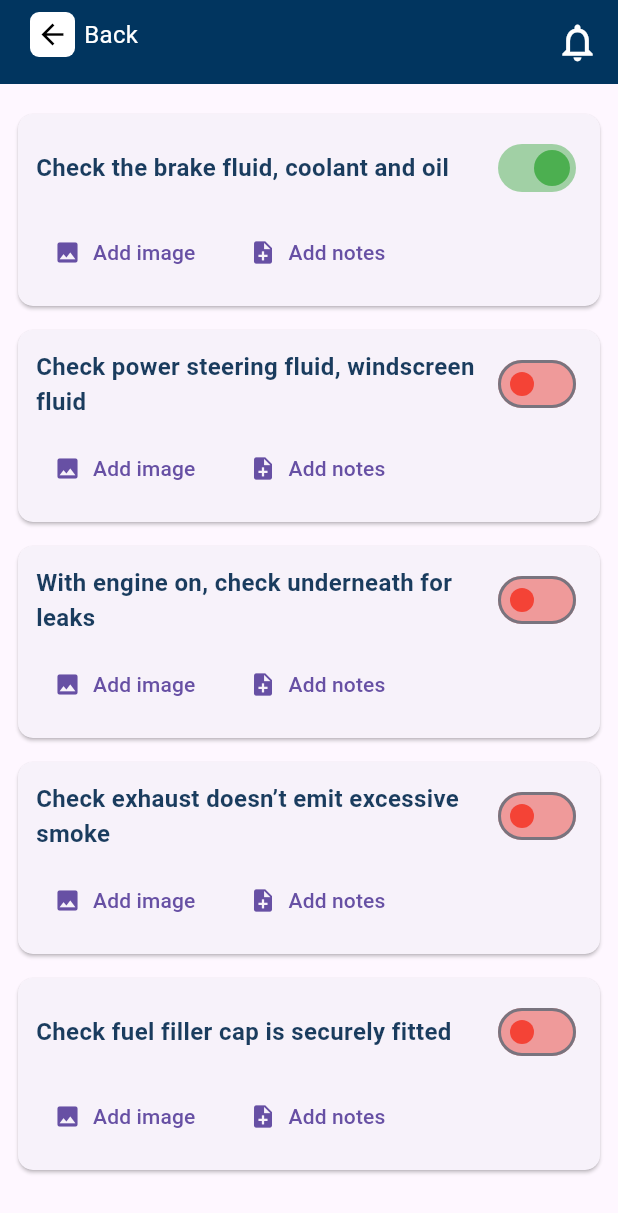
After one commit to Aethonint/VdcApp, a Flutter app: the DefectCheckScreen screen opened directly, on a phone screen of 412 x 824 dp. The commit adds this screen. Shown: the top 1213 px of the screen. Run offline on Flutter 3.47's test engine with Material 3 defaults, Android fonts, the phone set to English and light mode, and no system bars; our stand-ins replace image_picker; network calls fail.

Commit message:
Updated Fleetedge

```diff
--- a/lib/Screens/Home_page/daily_defect.dart
+++ b/lib/Screens/Home_page/daily_defect.dart
@@ -2,7 +2,7 @@ import 'dart:convert';
 import 'package:flutter/material.dart';
 import 'package:http/http.dart' as http;
 import 'package:fleetedge/widgets/top_backnav.dart';
-import 'screen1.dart';
+import 'defect_screen1.dart';
 import 'package:fleetedge/API/user_data.dart';
 import 'package:fleetedge/API/vehicle_data.dart';
 
@@ -32,7 +32,7 @@ class _DailyDefectCheckScreenState extends State<DailyDefectCheckScreen> {
 
   Future<void> _fetchAssignedVehicle() async {
     final url = Uri.parse(
-      "https://vdc.freetoolsclub.com/api/driver/assignment",
+      "https://vdc1.snapchec.com/api/driver/assignment",
     );
 
     try {
--- a/lib/Screens/Home_page/screen1.dart
+++ b/lib/Screens/Home_page/defect_screen1.dart
@@ -1,6 +1,6 @@
 import 'package:flutter/material.dart';
 import '/Widgets/home_widgets.dart';
-import 'screen2.dart';
+import 'defect_screen2.dart';
 
 class Screen1 extends StatelessWidget {
   const Screen1({super.key});
@@ -12,7 +12,7 @@ class Screen1 extends StatelessWidget {
       titleText: 'Insert Mileage',
       showBackButton: true,
 
-      onNextPressed: () {
+      onNextPressed: (stepNumber, capturedImage, notesText, isDefective) {
         Navigator.of(
           context,
         ).push(MaterialPageRoute(builder: (context) => const Screen2()));
--- a/lib/Screens/Home_page/screen2.dart
+++ b/lib/Screens/Home_page/defect_screen2.dart
@@ -1,7 +1,7 @@
 import 'package:flutter/material.dart';
 import '/Widgets/home_widgets.dart';
-import 'screen3.dart';
-import 'screen1.dart';
+import 'defect_screen3.dart';
+import 'defect_screen1.dart';
 
 class Screen2 extends StatelessWidget {
   const Screen2({super.key});
@@ -14,7 +14,7 @@ class Screen2 extends StatelessWidget {
       showBackButton: true,
       showBottomBackButton: true,
 
-      onNextPressed: () {
+      onNextPressed: (stepNumber, capturedImage, notesText, isDefective) {
         Navigator.of(
           context,
         ).push(MaterialPageRoute(builder: (context) => const Screen3()));
--- a/lib/Screens/Home_page/screen4.dart
+++ b/lib/Screens/Home_page/defect_screen4.dart
@@ -1,7 +1,7 @@
 import 'package:flutter/material.dart';
 import '/Widgets/home_widgets.dart';
-import 'screen3.dart';
-import 'screen5.dart';
+import 'defect_screen3.dart';
+import 'defect_screen5.dart';
 
 class Screen4 extends StatelessWidget {
   const Screen4({super.key});
@@ -14,7 +14,7 @@ class Screen4 extends StatelessWidget {
       showBackButton: true,
       showBottomBackButton: true,
 
-      onNextPressed: () {
+      onNextPressed: (stepNumber, capturedImage, notesText, isDefective) {
         Navigator.of(
           context,
         ).push(MaterialPageRoute(builder: (context) => const Screen5()));
--- a/lib/Screens/Home_page/screen5.dart
+++ b/lib/Screens/Home_page/defect_screen5.dart
@@ -1,7 +1,7 @@
 import 'package:flutter/material.dart';
 import '/Widgets/home_widgets.dart';
-import 'screen6.dart';
-import 'screen4.dart';
+import 'defect_screen6.dart';
+import 'defect_screen4.dart';
 
 class Screen5 extends StatelessWidget {
   const Screen5({super.key});
@@ -14,7 +14,7 @@ class Screen5 extends StatelessWidget {
       showBackButton: true,
       showBottomBackButton: true,
 
-      onNextPressed: () {
+      onNextPressed: (stepNumber, capturedImage, notesText, isDefective) {
         Navigator.of(
           context,
         ).push(MaterialPageRoute(builder: (context) => const Screen6()));
--- a/lib/Screens/Home_page/screen6.dart
+++ b/lib/Screens/Home_page/defect_screen6.dart
@@ -1,7 +1,7 @@
 import 'package:flutter/material.dart';
 import '/Widgets/home_widgets.dart';
-import 'screen7.dart';
-import 'screen5.dart';
+import 'defect_screen7.dart';
+import 'defect_screen5.dart';
 
 class Screen6 extends StatelessWidget {
   const Screen6({super.key});
@@ -14,7 +14,7 @@ class Screen6 extends StatelessWidget {
       showBackButton: true,
       showBottomBackButton: true,
 
-      onNextPressed: () {
+      onNextPressed: (stepNumber, capturedImage, notesText, isDefective) {
         Navigator.of(
           context,
         ).push(MaterialPageRoute(builder: (context) => const Screen7()));
--- /dev/null
+++ b/lib/Screens/Home_page/defect_screen8.dart
@@ -0,0 +1,40 @@
+import 'package:flutter/material.dart';
+import 'package:fleetedge/Widgets/top_backnav.dart';
+import 'package:fleetedge/Widgets/defect_screen_widget.dart';
+
+class DefectCheckScreen extends StatelessWidget {
+  const DefectCheckScreen({super.key});
+
+  @override
+  Widget build(BuildContext context) {
+    return Scaffold(
+      appBar: TopNavigationBar(
+        showBackButton: true,
+        onBackPressed: () {
+          Navigator.pop(context);
+        },
+      ),
+      body: ListView(
+        padding: const EdgeInsets.symmetric(vertical: 12),
+        children: const [
+          DefectCheckCard(
+            title: "Check the brake fluid, coolant and oil",
+            initialValue: true,
+          ),
+          DefectCheckCard(
+            title: "Check power steering fluid, windscreen fluid",
+          ),
+          DefectCheckCard(
+            title: "With engine on, check underneath for leaks",
+          ),
+          DefectCheckCard(
+            title: "Check exhaust doesn’t emit excessive smoke",
+          ),
+          DefectCheckCard(
+            title: "Check fuel filler cap is securely fitted",
+          ),
+        ],
+      ),
+    );
+  }
+}
--- a/lib/Screens/Settings_page/setting.dart
+++ b/lib/Screens/Settings_page/setting.dart
@@ -39,7 +39,7 @@ class SettingsScreen extends StatelessWidget {
 
     try {
       final response = await http.post(
-        Uri.parse("https://vdc.freetoolsclub.com/api/driver/logout"),
+        Uri.parse("https://vdc1.snapchec.com/api/driver/logout"),
         headers: {
           'Content-Type': 'application/json',
           'Authorization': 'Bearer ${userData.loggedInUserToken ?? ""}',
--- a/lib/Screens/Splashscreens/splashscreen2.dart
+++ b/lib/Screens/Splashscreens/splashscreen2.dart
@@ -33,7 +33,7 @@ class _SplashScreen2State extends State<SplashScreen2> {
 
     try {
       final response = await http.post(
-        Uri.parse("https://vdc.freetoolsclub.com/api/driver/login"),
+        Uri.parse("https://vdc1.snapchec.com/api/driver/login"),
         headers: {'Content-Type': 'application/json'},
         body: jsonEncode({'id': pin}),
       );
--- a/lib/Widgets/bottom_nav.dart
+++ b/lib/Widgets/bottom_nav.dart
@@ -33,7 +33,7 @@ class CustomBottomNavBar extends StatelessWidget {
             ),
             BottomNavigationBarItem(
               icon: Icon(Icons.checklist_outlined),
-              label: 'Prev checks',
+              label: 'Previous checks',
             ),
             BottomNavigationBarItem(
               icon: Icon(Icons.description),
--- /dev/null
+++ b/lib/Widgets/defect_screen_widget.dart
@@ -0,0 +1,97 @@
+import 'package:flutter/material.dart';
+
+class DefectCheckCard extends StatefulWidget {
+  final String title;
+  final bool initialValue;
+  final Function(bool)? onChanged;
+
+  const DefectCheckCard({
+    super.key,
+    required this.title,
+    this.initialValue = false,
+    this.onChanged,
+  });
+
+  @override
+  State<DefectCheckCard> createState() => _DefectCheckCardState();
+}
+
+class _DefectCheckCardState extends State<DefectCheckCard> {
+  late bool _value;
+
+  @override
+  void initState() {
+    super.initState();
+    _value = widget.initialValue;
+  }
+
+  @override
+  Widget build(BuildContext context) {
+    return Card(
+      margin: const EdgeInsets.symmetric(horizontal: 12, vertical: 8),
+      shape: RoundedRectangleBorder(
+        borderRadius: BorderRadius.circular(10),
+      ),
+      child: Padding(
+        padding: const EdgeInsets.all(12),
+        child: Column(
+          crossAxisAlignment: CrossAxisAlignment.start,
+          children: [
+            // Title Row
+            Row(
+              mainAxisAlignment: MainAxisAlignment.spaceBetween,
+              children: [
+                Expanded(
+                  child: Text(
+                    widget.title,
+                    style: const TextStyle(
+                      fontSize: 16,
+                      fontWeight: FontWeight.w600,
+                      color: Color(0xFF1A3C5E), // FleetEdge dark blue
+                    ),
+                  ),
+                ),
+                // Instead of tick/cross → use switch
+                Switch(
+                  value: _value,
+                  activeColor: Colors.green,
+                  inactiveThumbColor: Colors.red,
+                  inactiveTrackColor: Colors.red.shade200,
+                  onChanged: (val) {
+                    setState(() => _value = val);
+                    if (widget.onChanged != null) {
+                      widget.onChanged!(val);
+                    }
+                  },
+                ),
+              ],
+            ),
+
+            const SizedBox(height: 8),
+
+            // Add image / notes row
+            Row(
+              children: [
+                TextButton.icon(
+                  onPressed: () {
+                    // Add your logic
+                  },
+                  icon: const Icon(Icons.image, size: 18),
+                  label: const Text("Add image"),
+                ),
+                const SizedBox(width: 8),
+                TextButton.icon(
+                  onPressed: () {
+                    // Add your logic
+                  },
+                  icon: const Icon(Icons.note_add, size: 18),
+                  label: const Text("Add notes"),
+                ),
+              ],
+            ),
+          ],
+        ),
+      ),
+    );
+  }
+}
--- /dev/null
+++ b/lib/Workflow/workflow_state_manager.dart
@@ -0,0 +1,102 @@
+import 'package:flutter/material.dart';
+import 'package:image_picker/image_picker.dart';
+import '../Widgets/home_widgets.dart'; // Make sure this path is correct.
+
+// A simple class to hold the data for a single step.
+class StepData {
+  XFile? image;
+  String? notes;
+  bool? isDefective;
+
+  StepData({this.image, this.notes, this.isDefective});
+}
+
+class WorkflowStateManager extends StatefulWidget {
+  const WorkflowStateManager({super.key});
+
+  @override
+  _WorkflowStateManagerState createState() => _WorkflowStateManagerState();
+}
+
+class _WorkflowStateManagerState extends State<WorkflowStateManager> {
+  // This list will hold the unique data for each of the 7 screens.
+  final List<StepData> _stepData = List.generate(7, (index) => StepData());
+  final int _totalSteps = 7;
+
+  // This function is the callback for the "Next" button.
+  // It saves the current screen's data and navigates to the next.
+  // We'll now make this an async function to get a result from the next screen.
+  Future<void> _navigateToNextStep(int currentStep, XFile? image, String? notes, bool? isDefective) async {
+    // First, save the data for the current screen.
+    _stepData[currentStep - 1].image = image;
+    _stepData[currentStep - 1].notes = notes;
+    _stepData[currentStep - 1].isDefective = isDefective;
+
+    // Navigate to the next screen if it's not the last one.
+    if (currentStep < _totalSteps) {
+      final nextStep = currentStep + 1;
+
+      // Navigate to the next screen and AWAIT the result.
+      final result = await Navigator.push(
+        context,
+        MaterialPageRoute(
+          builder: (context) => StepScreenWidget(
+            stepNumber: nextStep,
+            totalSteps: _totalSteps,
+            titleText: "Step $nextStep",
+            onNextPressed: _navigateToNextStep,
+            // Pass the previously saved data for the next screen (if it exists).
+            initialImage: _stepData[nextStep - 1].image,
+            initialNotes: _stepData[nextStep - 1].notes,
+            initialIsDefective: _stepData[nextStep - 1].isDefective,
+            // The back button now also needs to return data.
+            // This is the function the back button will call.
+            onBottomBackPressed: () => Navigator.pop(context, {
+              'image': _stepData[nextStep - 1].image,
+              'notes': _stepData[nextStep - 1].notes,
+              'isDefective': _stepData[nextStep - 1].isDefective,
+            }),
+            showBackButton: true, // You can make this conditional
+            showBottomBackButton: true, // You can make this conditional
+          ),
+        ),
+      );
+
+      // When we navigate back, we get a result.
+      // We check if the result is not null and is a Map.
+      if (result != null && result is Map<String, dynamic>) {
+        setState(() {
+          // Update the data for the screen we came back to.
+          // Note: `currentStep` here refers to the screen we returned to, which is one less than the step we were just on.
+          _stepData[currentStep - 1].image = result['image'];
+          _stepData[currentStep - 1].notes = result['notes'];
+          _stepData[currentStep - 1].isDefective = result['isDefective'];
+        });
+      }
+    } else {
+      // All steps are complete.
+      ScaffoldMessenger.of(context).showSnackBar(
+        const SnackBar(content: Text('Workflow complete!')),
+      );
+    }
+  }
+
+  @override
+  Widget build(BuildContext context) {
+    // This is the first screen of the workflow.
+    return StepScreenWidget(
+      stepNumber: 1,
+      totalSteps: _totalSteps,
+      titleText: "Initial Step",
+      // Pass the data for the first screen.
+      initialImage: _stepData[0].image,
+      initialNotes: _stepData[0].notes,
+      initialIsDefective: _stepData[0].isDefective,
+      // Pass the callback function to the StepScreenWidget.
+      onNextPressed: _navigateToNextStep,
+      // The first screen has no previous screen to go back to.
+      showBackButton: false,
+      showBottomBackButton: false,
+    );
+  }
+}
--- a/lib/main.dart
+++ b/lib/main.dart
@@ -1,5 +1,6 @@
 import 'package:flutter/material.dart';
 import 'Screens/Splashscreens/splashscreen1.dart';
+
 
 void main() {
   runApp(const MyApp());
```
Also changed, not shown: lib/Screens/Home_page/defect_screen3.dart (renamed from lib/Screens/Home_page/screen3.dart, +5 -4 lines), lib/Screens/Home_page/defect_screen7.dart (added, +59 -0 lines), lib/Screens/Home_page/screen7.dart (deleted, +0 -29 lines), lib/Widgets/home_widgets.dart (+94 -53 lines).
